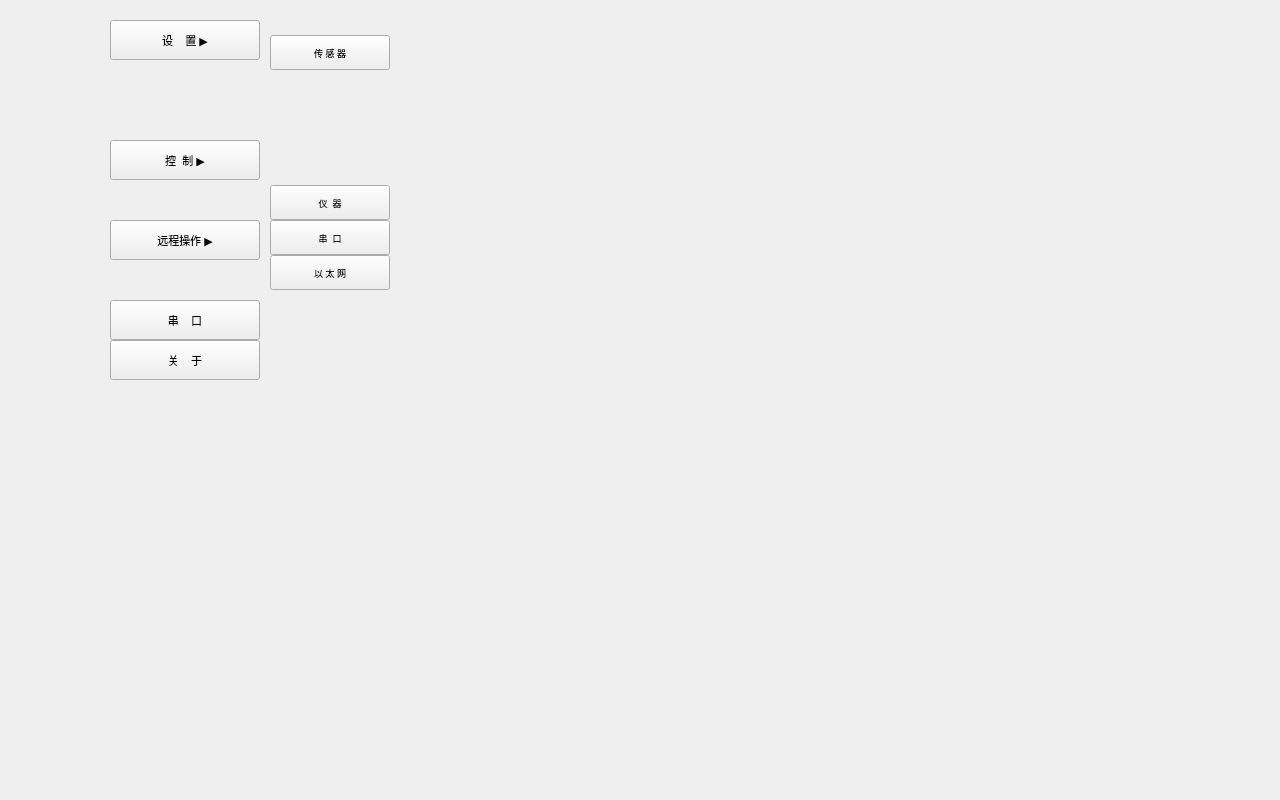
thewayI/tiny4412, file manu.ui: the form before one commit.
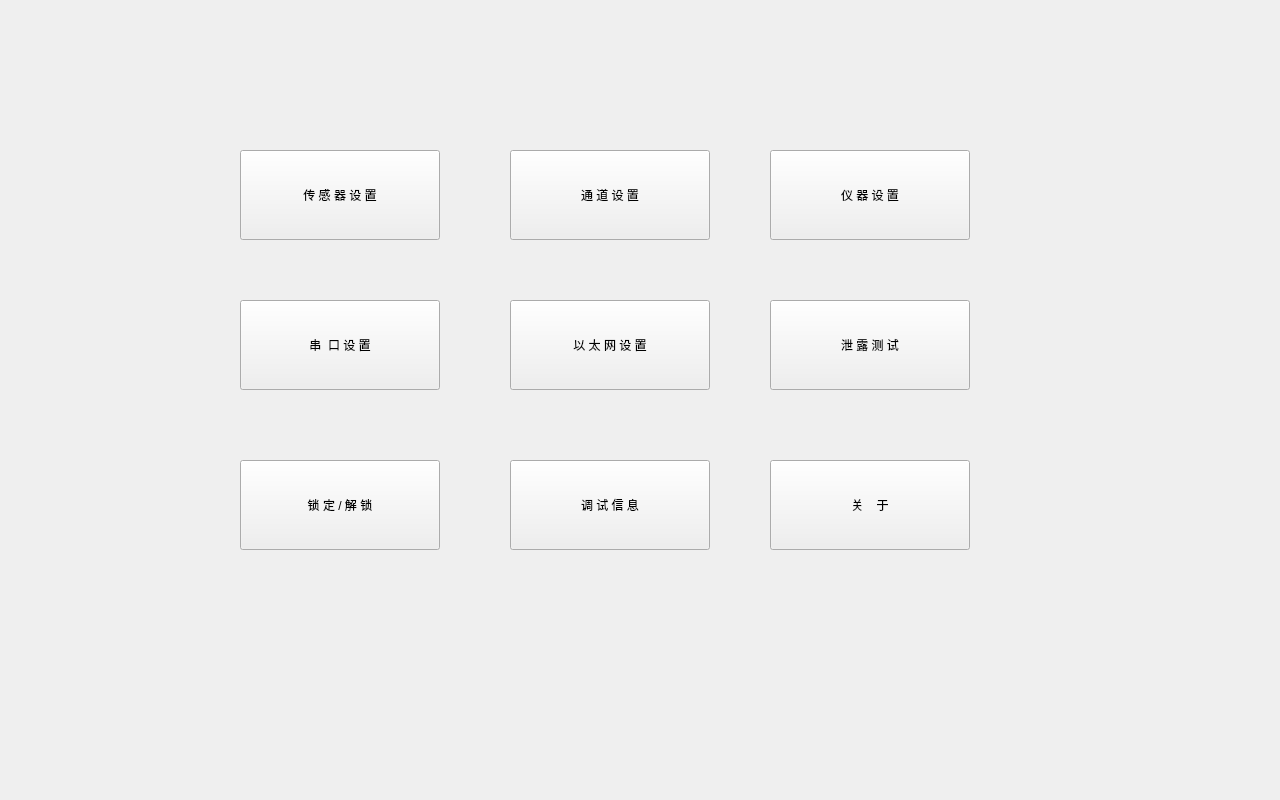
The form after the commit.

```diff
--- a/manu.ui
+++ b/manu.ui
@@ -16,159 +16,99 @@
   <widget class="QPushButton" name="btn_configure">
    <property name="geometry">
     <rect>
-     <x>110</x>
-     <y>20</y>
-     <width>150</width>
-     <height>40</height>
+     <x>770</x>
+     <y>150</y>
+     <width>200</width>
+     <height>90</height>
     </rect>
    </property>
    <property name="font">
     <font>
-     <pointsize>8</pointsize>
+     <pointsize>9</pointsize>
     </font>
    </property>
    <property name="focusPolicy">
     <enum>Qt::ClickFocus</enum>
    </property>
    <property name="text">
-    <string>设    置 ▶</string>
-   </property>
-  </widget>
-  <widget class="QPushButton" name="btn_remoteMachine">
-   <property name="geometry">
-    <rect>
-     <x>270</x>
-     <y>185</y>
-     <width>120</width>
-     <height>35</height>
-    </rect>
-   </property>
-   <property name="font">
-    <font>
-     <pointsize>7</pointsize>
-    </font>
-   </property>
-   <property name="text">
-    <string>仪  器</string>
-   </property>
-  </widget>
-  <widget class="QPushButton" name="btn_control">
-   <property name="geometry">
-    <rect>
-     <x>110</x>
-     <y>140</y>
-     <width>150</width>
-     <height>40</height>
-    </rect>
-   </property>
-   <property name="font">
-    <font>
-     <pointsize>8</pointsize>
-    </font>
-   </property>
-   <property name="focusPolicy">
-    <enum>Qt::ClickFocus</enum>
-   </property>
-   <property name="text">
-    <string>控  制 ▶</string>
+    <string>仪 器 设 置</string>
    </property>
   </widget>
   <widget class="QPushButton" name="btn_configureSensor">
    <property name="geometry">
     <rect>
-     <x>270</x>
-     <y>35</y>
-     <width>120</width>
-     <height>35</height>
+     <x>240</x>
+     <y>150</y>
+     <width>200</width>
+     <height>90</height>
     </rect>
    </property>
    <property name="font">
     <font>
-     <pointsize>7</pointsize>
+     <pointsize>9</pointsize>
     </font>
    </property>
    <property name="focusPolicy">
     <enum>Qt::ClickFocus</enum>
    </property>
    <property name="text">
-    <string>传 感 器</string>
+    <string>传 感 器 设 置</string>
    </property>
   </widget>
   <widget class="QPushButton" name="btn_serial">
    <property name="geometry">
     <rect>
-     <x>110</x>
+     <x>510</x>
+     <y>150</y>
+     <width>200</width>
+     <height>90</height>
+    </rect>
+   </property>
+   <property name="font">
+    <font>
+     <pointsize>9</pointsize>
+    </font>
+   </property>
+   <property name="focusPolicy">
+    <enum>Qt::ClickFocus</enum>
+   </property>
+   <property name="text">
+    <string>通 道 设 置</string>
+   </property>
+  </widget>
+  <widget class="QPushButton" name="btn_configureETH">
+   <property name="geometry">
+    <rect>
+     <x>510</x>
      <y>300</y>
-     <width>150</width>
-     <height>40</height>
+     <width>200</width>
+     <height>90</height>
     </rect>
    </property>
    <property name="font">
     <font>
-     <pointsize>8</pointsize>
+     <pointsize>9</pointsize>
     </font>
    </property>
    <property name="focusPolicy">
     <enum>Qt::ClickFocus</enum>
    </property>
    <property name="text">
-    <string>串    口</string>
-   </property>
-  </widget>
-  <widget class="QPushButton" name="btn_remote">
-   <property name="geometry">
-    <rect>
-     <x>110</x>
-     <y>220</y>
-     <width>150</width>
-     <height>40</height>
-    </rect>
-   </property>
-   <property name="font">
-    <font>
-     <pointsize>8</pointsize>
-    </font>
-   </property>
-   <property name="focusPolicy">
-    <enum>Qt::ClickFocus</enum>
-   </property>
-   <property name="text">
-    <string>远程操作 ▶</string>
-   </property>
-  </widget>
-  <widget class="QPushButton" name="btn_remoteETH">
-   <property name="geometry">
-    <rect>
-     <x>270</x>
-     <y>255</y>
-     <width>120</width>
-     <height>35</height>
-    </rect>
-   </property>
-   <property name="font">
-    <font>
-     <pointsize>7</pointsize>
-    </font>
-   </property>
-   <property name="focusPolicy">
-    <enum>Qt::ClickFocus</enum>
-   </property>
-   <property name="text">
-    <string>以 太 网</string>
+    <string>以 太 网 设 置</string>
    </property>
   </widget>
   <widget class="QPushButton" name="btn_about">
    <property name="geometry">
     <rect>
-     <x>110</x>
-     <y>340</y>
-     <width>150</width>
-     <height>40</height>
+     <x>770</x>
+     <y>460</y>
+     <width>200</width>
+     <height>90</height>
     </rect>
    </property>
    <property name="font">
     <font>
-     <pointsize>8</pointsize>
+     <pointsize>9</pointsize>
     </font>
    </property>
    <property name="focusPolicy">
@@ -181,22 +121,85 @@
   <widget class="QPushButton" name="btn_remoteSerial">
    <property name="geometry">
     <rect>
-     <x>270</x>
-     <y>220</y>
-     <width>120</width>
-     <height>35</height>
+     <x>240</x>
+     <y>300</y>
+     <width>200</width>
+     <height>90</height>
     </rect>
    </property>
    <property name="font">
     <font>
-     <pointsize>7</pointsize>
+     <pointsize>9</pointsize>
     </font>
    </property>
    <property name="focusPolicy">
     <enum>Qt::ClickFocus</enum>
    </property>
    <property name="text">
-    <string>串  口</string>
+    <string>串  口 设 置</string>
+   </property>
+  </widget>
+  <widget class="QPushButton" name="btn_debugInfo">
+   <property name="geometry">
+    <rect>
+     <x>510</x>
+     <y>460</y>
+     <width>200</width>
+     <height>90</height>
+    </rect>
+   </property>
+   <property name="font">
+    <font>
+     <pointsize>9</pointsize>
+    </font>
+   </property>
+   <property name="focusPolicy">
+    <enum>Qt::ClickFocus</enum>
+   </property>
+   <property name="text">
+    <string>调 试 信 息</string>
+   </property>
+  </widget>
+  <widget class="QPushButton" name="btn_lockUnlock">
+   <property name="geometry">
+    <rect>
+     <x>240</x>
+     <y>460</y>
+     <width>200</width>
+     <height>90</height>
+    </rect>
+   </property>
+   <property name="font">
+    <font>
+     <pointsize>9</pointsize>
+    </font>
+   </property>
+   <property name="focusPolicy">
+    <enum>Qt::ClickFocus</enum>
+   </property>
+   <property name="text">
+    <string>锁 定 / 解 锁</string>
+   </property>
+  </widget>
+  <widget class="QPushButton" name="btn_leakTest">
+   <property name="geometry">
+    <rect>
+     <x>770</x>
+     <y>300</y>
+     <width>200</width>
+     <height>90</height>
+    </rect>
+   </property>
+   <property name="font">
+    <font>
+     <pointsize>9</pointsize>
+    </font>
+   </property>
+   <property name="focusPolicy">
+    <enum>Qt::ClickFocus</enum>
+   </property>
+   <property name="text">
+    <string>泄 露 测 试</string>
    </property>
   </widget>
  </widget>
```
Left out of the diff: 9 changed lines with no effect on the pictures.
